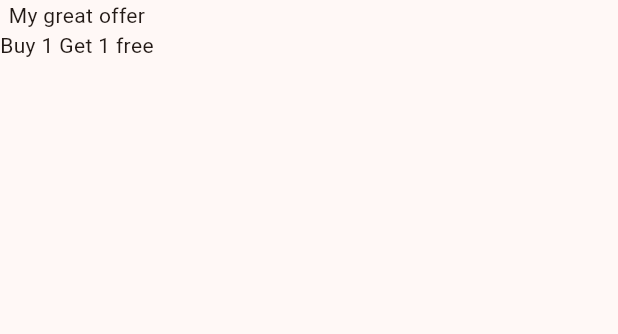
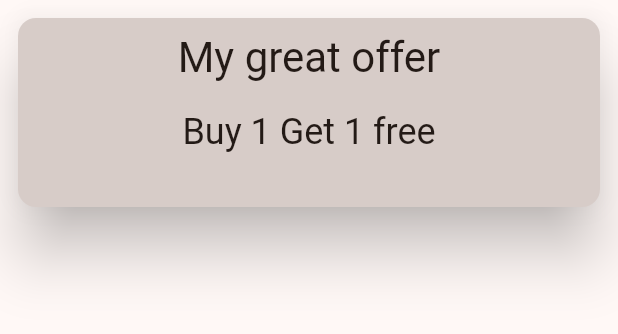
Before and after one commit to Malisha4065/coffee_masters, a Flutter app: the screen it shows after launch, on a phone screen of 412 x 824 dp, the part 84-418 px from its top. Run offline on Flutter 3.47's test engine with Material 3 defaults, Android fonts, the phone set to English and light mode, and no system bars.

Commit message:
Card added

```diff
--- a/lib/offerspage.dart
+++ b/lib/offerspage.dart
@@ -25,11 +25,31 @@ class Offer extends StatelessWidget {
 
   @override
   Widget build(BuildContext context) {
-    return Column(
-      children: [
-        Text(title),
-        Text(description),
-      ],
+    return SizedBox(
+      height: 150,
+      child: Padding(
+        padding: const EdgeInsets.all(8.0),
+        child: Card(
+          color: Colors.brown.shade100,
+          elevation: 17,
+          child: Column(
+            children: [
+              Padding(
+                padding: const EdgeInsets.all(8.0),
+                child: Center(
+                    child: Text(title,
+                        style: Theme.of(context).textTheme.headlineMedium)),
+              ),
+              Padding(
+                padding: const EdgeInsets.all(8.0),
+                child: Center(
+                    child: Text(description,
+                        style: Theme.of(context).textTheme.headlineSmall)),
+              ),
+            ],
+          ),
+        ),
+      ),
     );
   }
 }
```
